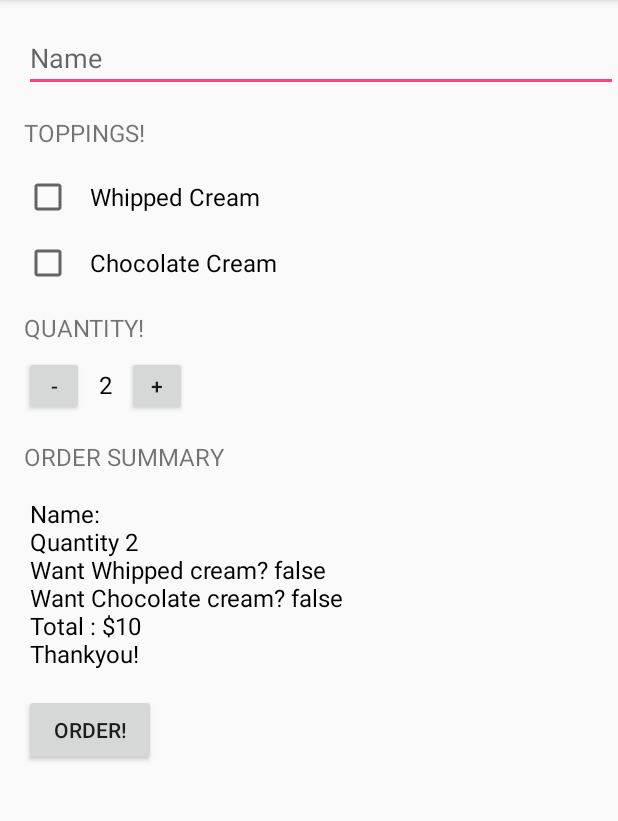
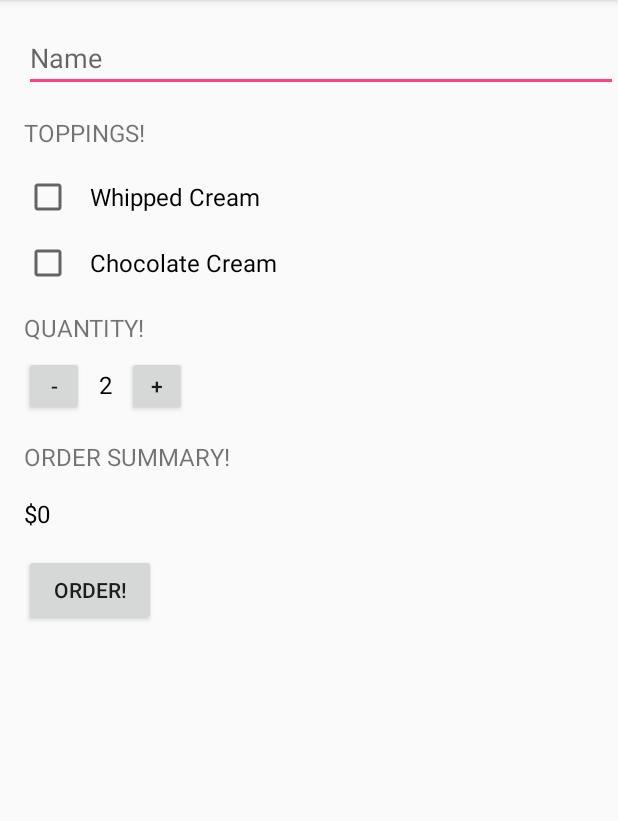
Before and after one commit to Prabhjyotgambhir/JustJava, an Android app: the screen it shows after launch (MainActivity), after a tap on "ORDER!", on a phone screen of 412 x 824 dp, the part 84-905 px from its top. Run offline under Robolectric (Android 15) with nearby library versions, the phone set to English and light mode, and no system bars.

Commit message:
added mail intent for order summary added hindi translation for app

```diff
--- a/app/src/main/java/com/example/justjava/MainActivity.java
+++ b/app/src/main/java/com/example/justjava/MainActivity.java
@@ -1,6 +1,8 @@
 
 package com.example.justjava;
 
+import android.content.Intent;
+import android.net.Uri;
 import android.os.Bundle;
 import android.support.v7.app.AppCompatActivity;
 import android.view.View;
@@ -9,10 +11,9 @@ import android.widget.EditText;
 import android.widget.TextView;
 import android.widget.Toast;
 
-import static com.example.justjava.R.id.order_summary;
-
 public class MainActivity extends AppCompatActivity {
 int quantity = 2;
+    String summarymessage;
     boolean whippedcream_check,chocolatecream_check;
     String namefororder;
     protected void onCreate(Bundle savedInstanceState) {
@@ -29,10 +30,20 @@ int quantity = 2;
         chocolatecream_check = hasChocolateCream.isChecked();
         EditText name = (EditText) findViewById(R.id.nameorder);
         namefororder = name.getText().toString();
+        Toast.makeText(this, "Order Placed!", Toast.LENGTH_SHORT).show();
+        String mail_from = "prabhjyotgambhir1994@gmail.com";
+        String subject = "Order Summary for : " + namefororder;
         int price = calculatePrice();
-        String summary = createSummaryOrder(price);
-        displayMessage(summary);
-        Toast.makeText(this, "Order Placed!", Toast.LENGTH_SHORT).show();
+        createSummaryOrder(price);
+        Intent send_email = new Intent(Intent.ACTION_SENDTO);
+        send_email.setData(Uri.parse("mailto:"));
+        send_email.putExtra(Intent.EXTRA_EMAIL,mail_from);
+        send_email.putExtra(Intent.EXTRA_SUBJECT,subject);
+        send_email.putExtra(Intent.EXTRA_TEXT,summarymessage);
+        if(send_email.resolveActivity(getPackageManager()) !=null)
+        {
+            startActivity(send_email);
+        }
 
 
     }
@@ -72,14 +83,12 @@ int quantity = 2;
     }
     public String createSummaryOrder(int price)
     {
-        return " Name: " + namefororder + "\n Quantity " + quantity  + "\n Want Whipped cream? " + whippedcream_check + "\n Want Chocolate cream? " + chocolatecream_check + "\n Total : $" + price + "\n Thankyou!";
+         summarymessage = " Name: " + namefororder + "\n Quantity " + quantity  + "\n Want Whipped cream? " + whippedcream_check + "\n Want Chocolate cream? " + chocolatecream_check + "\n Total : $" + price + "\n Thankyou!";
+        return summarymessage;
     }
     private void display(int number) {
         TextView quantityTextView = (TextView) findViewById(R.id.quantity_text_view);
         quantityTextView.setText("" + number);
     }
-    private void displayMessage(String message) {
-        TextView ordersummary = (TextView) findViewById(order_summary);
-        ordersummary.setText(message);
-    }
+
 }
--- a/app/src/main/res/layout/activity_main.xml
+++ b/app/src/main/res/layout/activity_main.xml
@@ -14,7 +14,7 @@
     <EditText
         android:layout_width="match_parent"
         android:layout_height="wrap_content"
-        android:hint="Name"
+        android:hint="@string/hint"
         android:layout_marginLeft="16dp"
         android:layout_marginTop="16dp"
         android:id="@+id/nameorder"
@@ -22,7 +22,7 @@
     <TextView
         android:layout_width="wrap_content"
         android:layout_height="wrap_content"
-        android:text="Toppings!"
+        android:text="@string/toppings"
         android:textAllCaps="true"
         android:textSize="16sp"
         android:layout_marginLeft="16dp"
@@ -30,7 +30,7 @@
     <CheckBox
         android:layout_width="wrap_content"
         android:layout_height="wrap_content"
-        android:text="Whipped Cream"
+        android:text="@string/wcream"
         android:layout_marginTop="16dp"
         android:layout_marginLeft="16dp"
         android:textSize="16sp"
@@ -40,7 +40,7 @@
     <CheckBox
         android:layout_width="wrap_content"
         android:layout_height="wrap_content"
-        android:text="Chocolate Cream"
+        android:text="@string/ccream"
         android:layout_marginTop="12dp"
         android:layout_marginLeft="16dp"
         android:textSize="16sp"
@@ -50,7 +50,8 @@
     <TextView
         android:layout_width="wrap_content"
         android:layout_height="wrap_content"
-        android:text="QUANTITY!"
+        android:text="@string/quantity"
+        android:textAllCaps="true"
         android:textSize="16sp"
         android:id="@+id/quantity"
         android:layout_marginLeft="16dp"
@@ -89,11 +90,12 @@
     <TextView
         android:layout_width="wrap_content"
         android:layout_height="wrap_content"
-        android:text="ORDER SUMMARY"
+        android:text="@string/summary"
         android:textSize="16sp"
         android:layout_marginLeft="16dp"
         android:layout_marginTop
-            ="16dp"/>
+            ="16dp"
+        android:textAllCaps="true"/>
     <TextView
         android:id="@+id/order_summary"
         android:layout_width="wrap_content"
@@ -106,7 +108,7 @@
     <Button
         android:layout_width="wrap_content"
         android:layout_height="wrap_content"
-        android:text="Order!"
+        android:text="@string/orderbutton"
         android:layout_marginTop="16dp"
         android:layout_marginLeft="16dp"
         android:onClick="submitOrder"
--- a/app/src/main/res/values/strings.xml
+++ b/app/src/main/res/values/strings.xml
@@ -1,6 +1,14 @@
 <resources>
     <string name="app_name">Just Java</string>
     <string name="title_activity_settings">Settings</string>
+    <string name="summary" translatable="false">Order summary!</string>
+    <string name="hint" translatable="false">Name</string>
+    <string name="toppings" translatable="false">Toppings!</string>
+    <string name="wcream" translatable="false">Whipped Cream</string>
+    <string name="ccream" translatable="false">Chocolate Cream</string>
+    <string name="quantity" translatable="false">Quantity!</string>
+    <string name="orderbutton" translatable="false">Order!</string>
+
 
     <!-- Strings related to Settings -->
 
```
